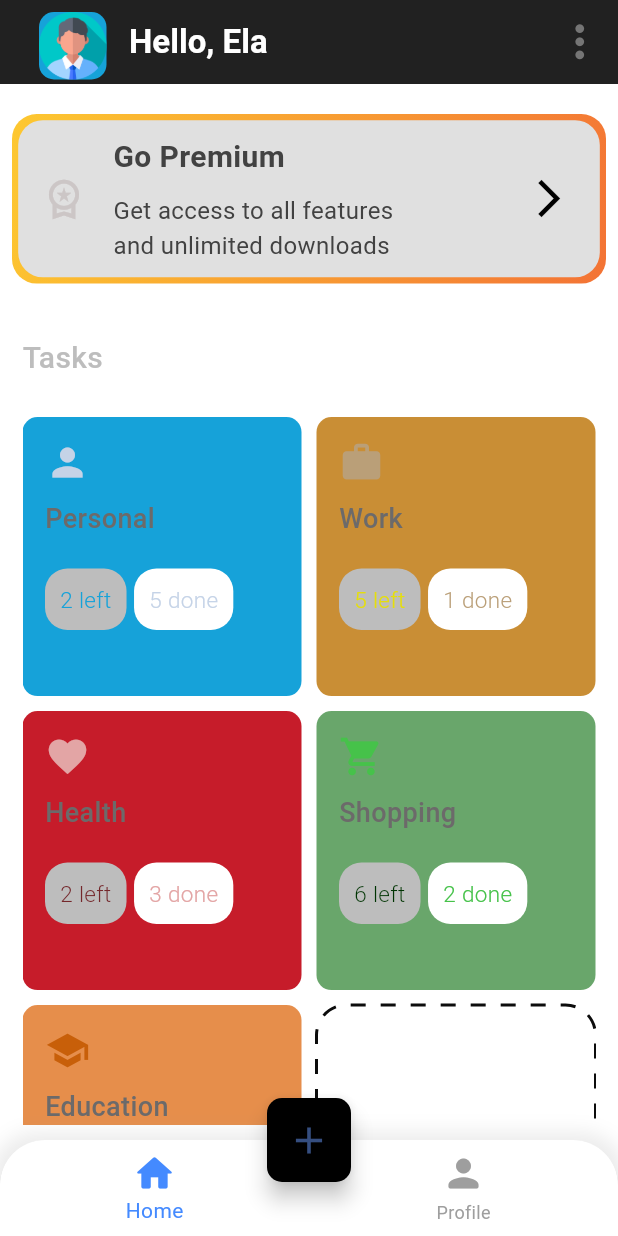
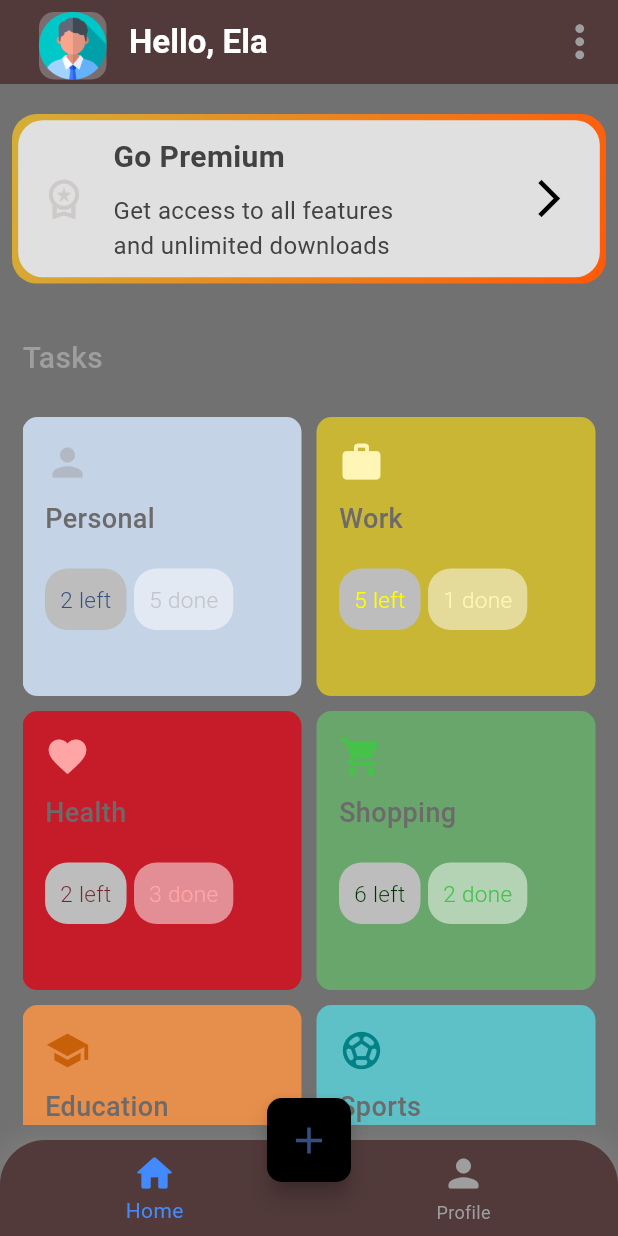
Before and after one commit to Ela-El-maker/My-Task-Manager, a Flutter app: the screen it shows after launch, on a phone screen of 412 x 824 dp. Run offline on Flutter 3.47's test engine with Material 3 defaults, Android fonts, the phone set to English and light mode, and no system bars; drawn by our look-alikes of dotted_border; missing offline and left inert: colorful_safe_area.

Commit message:
More_Vert Icon

```diff
--- a/lib/app_constraints/constant.dart
+++ b/lib/app_constraints/constant.dart
@@ -1,23 +1,105 @@
 import 'package:flutter/material.dart';
 
-const Color kYellowLight = Color.fromARGB(255, 186, 159, 120);
-const Color kYellowDark = Color.fromARGB(255, 201, 142, 53);
-const Color kYellow = Color.fromARGB(255, 229, 222, 12);
+const Color kYellowLight = Color(0xFFFFF5B6);
+const Color kYellowDark = Color(0xFFC9B635);
+const Color kYellow = Color(0xFFFFFE01); // Adjusted alpha channel
 
-const Color kBlueLight = Color.fromARGB(255, 197, 211, 231);
-const Color kBlueDark = Color.fromARGB(255, 53, 78, 128);
-const Color kBlue = Color.fromARGB(255, 22, 162, 217);
+const Color kBlueLight = Color(0xFFC5D3E7);
+const Color kBlueDark = Color(0xFF354E80);
+const Color kBlue = Color(0x80A0A0A4); // Adjusted alpha channel
 
-const Color kRed = Color.fromARGB(255, 198, 28, 42);
-const Color kRedDark = Color.fromARGB(255, 116, 39, 43);
-const Color kRedLight = Color.fromARGB(255, 227, 165, 165);
+const Color kRed = Color(0xFFC61C2A);
+const Color kRedDark = Color(0xFF74272B);
+const Color kRedLight = Color(0xFFFFA5A5); // Adjusted alpha channel
 
-const Color kWhite = Colors.white;
+const Color kWhite = Color(0x80FFFFFF); // Adjusted alpha channel
 
-const Color kDark = Color.fromARGB(255, 22, 20, 20);
+const Color kDark = Color(0xFF523A3A);
+
+const Color kBlueLight2 = Color(0xFF5DC1C7);
+const Color kBlueDark2 = Color(0xFF028187);
+const Color kBlue2 = Color(0xFF002426);
+
+const Color kPurpleLight2 = Color(0xFFC26BD9);
+const Color kPurpleDark2 = Color(0xFF8E2594);
+const Color kPurple2 = Color(0xFF400060);
+
+const Color kBrownLight = Color(0xFFF0BC80);
+const Color kBrownDark = Color(0xFFD98A49);
+const Color kBrown = Color(0xFF613800);
+
+const Color kGreyLight2 = Color(0xFF9D9DD6);
+const Color kGreyDark2 = Color(0xFF6969B5);
+const Color kGrey2 = Color(0xFF17174F);
+
+const Color kGreenLight = Color(0xFFA8E6CF);
+const Color kGreenDark = Color(0xFF6D214F);
+const Color kGreen = Color(0xFF1A936F);
+
+const Color kOrangeLight = Color(0xFFF9D89C);
+const Color kOrangeDark = Color(0xFFBE4C39);
+const Color kOrange = Color(0xFFFF7400);
+
+const Color kPinkLight = Color(0xFFFEC8D8);
+const Color kPinkDark = Color(0xFF830C50);
+const Color kPink = Color(0xFFE63946);
+
+const Color kCyanLight = Color(0xFFC4F1F9);
+const Color kCyanDark = Color(0xFF1D2B64);
+const Color kCyan = Color(0xFF0F4C75);
+
+const Color kTealLight = Color(0xFF80CBC4);
+const Color kTealDark = Color(0xFF004D40);
+const Color kTeal = Color(0xFF00796B);
+
+const Color kLavenderLight = Color(0xFFE1BEE7);
+const Color kLavenderDark = Color(0xFF6A1B9A);
+const Color kLavender = Color(0xFF8E24AA);
+
+const Color kAmberLight = Color(0xFFFFD54F);
+const Color kAmberDark = Color(0xFFE65100);
+const Color kAmber = Color(0xFFFFAB00);
+
+const Color kIndigoLight = Color(0xFF7986CB);
+const Color kIndigoDark = Color(0xFF1A237E);
+const Color kIndigo = Color(0xFF303F9F);
+
+const Color kSunsetOrange = Color(0xFFFF5A09);
+const Color kNeonGreen = Color(0xFF39FF14);
+const Color kElectricBlue = Color(0xFF7DF9FF);
+const Color kLaserPink = Color(0xFFFF30F7);
+const Color kGalacticPurple = Color(0xFFB01FFF);
+
+const Color kTealLight1 = Color(0xFF64DFDF);
+const Color kTealDark1 = Color(0xFF00494A);
+const Color kTeal1 = Color(0xFF008080);
+
+const Color kLavenderLight1 = Color(0xFFC7B2DE);
+const Color kLavenderDark1 = Color(0xFF6C3483);
+const Color kLavender1 = Color(0xFFA569BD);
+
+const Color kMagentaLight = Color(0xFFF5A9BC);
+const Color kMagentaDark = Color(0xFF61210B);
+const Color kMagenta = Color(0xFFFD3A4A);
+
+const Color kGoldLight = Color(0xFFFFD700);
+const Color kGoldDark = Color(0xFFCFB53B);
+const Color kGold = Color(0xFFD4AF37);
+
 
 class MyThemeColor {
-  static const Color backgroundColor = Colors.black45;
-  static const Color textColor = Colors.white;
-  static const Color subTextColor = Color(0xFFC6C6C6);
+  static const Color backgroundColor = Color(0x802E2E2E); // Adjusted alpha channel
+  static const Color textColor = Color(0xD9FFFFFF); // Adjusted alpha channel
+  static const Color subTextColor = Color(0x99C6C6C6); // Adjusted alpha channel
+
+  static const Color tealColor = Color(0xFF008080); // New color
+  static const Color lavenderColor = Color(0xFFA569BD); // New color
+  static const Color magentaColor = Color(0xFFFD3A4A); // New color
+  static const Color goldColor = Color(0xFFD4AF37); // New color
+
+  static const Color sunsetOrange = Color(0xFFFF5A09);
+  static const Color neonGreen = Color(0xFF39FF14);
+  static const Color electricBlue = Color(0xFF7DF9FF);
+  static const Color laserPink = Color(0xFFFF30F7);
+  static const Color galacticPurple = Color(0xFFB01FFF);
 }
--- a/lib/app_constraints/tasks.dart
+++ b/lib/app_constraints/tasks.dart
@@ -12,6 +12,7 @@ class Tasks extends StatelessWidget {
   @override
   Widget build(BuildContext context) {
     return Container(
+
       padding: const EdgeInsets.symmetric(
         horizontal: 15,
         vertical: 10,
--- a/lib/main.dart
+++ b/lib/main.dart
@@ -1,6 +1,7 @@
 // main.dart
 import 'package:flutter/material.dart';
 import 'package:flutter/services.dart';
+import 'package:taskify/screens/MenuPage.dart';
 import 'package:taskify/screens/homePage.dart';
 
 void main() {
@@ -25,10 +26,14 @@ class MyApp extends StatelessWidget {
         colorScheme: ColorScheme.fromSwatch(
           primarySwatch: Colors.blue,
         ).copyWith(
-          secondary: Colors.blueAccent,
+          secondary: const Color.fromARGB(255, 205, 209, 217),
         ),
         useMaterial3: true,
       ),
+      routes: {
+        '/my_home-page':(context) => MyHomePage(),
+        '/menu_page':(context) => menuPage(),
+      },
       home: const MyHomePage(),
     );
   }
--- a/lib/models/taskModel.dart
+++ b/lib/models/taskModel.dart
@@ -26,9 +26,9 @@ class Task {
       Task(
         icon: Icons.person,
         title: 'Personal',
-        bgColor: kBlue,
-        iconColor: kBlueLight,
-        btnColor: kBlue,
+        bgColor: kBlueLight,
+        iconColor: kBlue,
+        btnColor: kBlueDark,
         left: 2,
         done: 5,
         isLast: false,
@@ -74,6 +74,60 @@ class Task {
         done: 3,
         isLast: false,
       ),
+      Task(
+        icon: Icons.sports_soccer,
+        title: 'Sports',
+        bgColor: Color.fromARGB(255, 93, 193, 199),
+        iconColor: Color.fromARGB(255, 2, 129, 135),
+        btnColor: Color.fromARGB(255, 0, 36, 38),
+        left: 3,
+        done: 2,
+        isLast: false,
+      ),
+
+      Task(
+        icon: Icons.music_note,
+        title: 'Music',
+        bgColor: Color.fromARGB(255, 194, 107, 217),
+        iconColor: Color.fromARGB(255, 142, 37, 148),
+        btnColor: Color.fromARGB(255, 64, 0, 97),
+        left: 5,
+        done: 3,
+        isLast: false,
+      ),
+
+      Task(
+        icon: Icons.local_cafe,
+        title: 'Hobby',
+        bgColor: Color.fromARGB(255, 240, 188, 128),
+        iconColor: Color.fromARGB(255, 217, 138, 73),
+        btnColor: Color.fromARGB(255, 97, 56, 0),
+        left: 2,
+        done: 1,
+        isLast: false,
+      ),
+
+      Task(
+        icon: Icons.family_restroom,
+        title: 'Family',
+        bgColor: Color.fromARGB(255, 157, 157, 214),
+        iconColor: Color.fromARGB(255, 105, 105, 181),
+        btnColor: Color.fromARGB(255, 23, 23, 80),
+        left: 4,
+        done: 2,
+        isLast: false,
+      ),
+
+      Task(
+        icon: Icons.directions_bike,
+        title: 'Fitness',
+        bgColor: Color.fromARGB(255, 125, 206, 160),
+        iconColor: Color.fromARGB(255, 34, 139, 87),
+        btnColor: Color.fromARGB(255, 0, 58, 18),
+        left: 3,
+        done: 2,
+        isLast: true,
+      ),
 
     ];
   }
--- a/lib/screens/homePage.dart
+++ b/lib/screens/homePage.dart
@@ -1,12 +1,12 @@
 import 'package:flutter/material.dart';
 import 'package:taskify/app_constraints/constant.dart';
-import 'package:taskify/models/taskModel.dart';
+import 'package:taskify/screens/MenuPage.dart';
 import 'package:taskify/screens/premium.dart';
 import 'package:taskify/screens/profilePage.dart';
 import 'package:taskify/app_constraints/tasks.dart';
 
 class MyHomePage extends StatefulWidget {
-  const MyHomePage({super.key});
+  const MyHomePage({Key? key}) : super(key: key);
 
   @override
   State<MyHomePage> createState() => _MyHomePageState();
@@ -21,7 +21,7 @@ class _MyHomePageState extends State<MyHomePage> {
   @override
   Widget build(BuildContext context) {
     return Scaffold(
-      appBar: _buildAppBar(),
+      appBar: _buildAppBar(context),
       bottomNavigationBar: Container(
         decoration: BoxDecoration(
           borderRadius: const BorderRadius.only(
@@ -34,14 +34,15 @@ class _MyHomePageState extends State<MyHomePage> {
               blurRadius: 10,
               spreadRadius: 5,
             ),
-            ]),
+          ],
+        ),
         child: ClipRRect(
           borderRadius: const BorderRadius.only(
             topLeft: Radius.circular(30),
             topRight: Radius.circular(30),
           ),
           child: BottomNavigationBar(
-            backgroundColor: kWhite,
+            backgroundColor: kDark, // Dark mode background color
             selectedItemColor: Colors.blueAccent,
             unselectedItemColor: Colors.grey,
             items: const [
@@ -64,7 +65,9 @@ class _MyHomePageState extends State<MyHomePage> {
               setState(() {
                 activeIndex = index;
                 // _currentIndex = index;
-              });
+
+              }
+            );
             },
           ),
         ),
@@ -83,18 +86,19 @@ class _MyHomePageState extends State<MyHomePage> {
       ),
       floatingActionButtonLocation: FloatingActionButtonLocation.centerDocked,
       body: _pages[activeIndex],
+      backgroundColor:
+          Color.fromARGB(190, 65, 65, 66), // Dark mode background color
     );
   }
 }
 
-AppBar _buildAppBar() {
+AppBar _buildAppBar(BuildContext context) {
   return AppBar(
-    backgroundColor: Colors.grey[900],
-    //Image for the background image in the background of the app bar
+    backgroundColor: kDark, // Dark mode background color
     title: Row(
       children: <Widget>[
         Container(
-          margin: EdgeInsets.only(
+          margin: const EdgeInsets.only(
             left: 10,
             top: 5,
             // bottom: 5,
@@ -110,13 +114,13 @@ AppBar _buildAppBar() {
             child: Image.asset('assets/images/ela.png'),
           ),
         ),
-        SizedBox(
+        const SizedBox(
           width: 15,
         ),
-        Text(
+        const Text(
           "Hello, Ela",
           style: TextStyle(
-            color: const Color.fromARGB(255, 255, 255, 255),
+            color: Colors.white,
             fontSize: 22,
             fontWeight: FontWeight.bold,
           ),
@@ -125,10 +129,15 @@ AppBar _buildAppBar() {
     ),
     actions: <Widget>[
       IconButton(
-        onPressed: () {},
-        icon: Icon(
+        onPressed: () {
+          Navigator.pushNamed(
+            context,
+            '/menu_page',
+          );
+        },
+        icon: const Icon(
           Icons.more_vert,
-          color: Colors.grey.shade600,
+          color: Colors.grey,
           size: 35,
         ),
       ),
@@ -145,21 +154,23 @@ class HomePage extends StatelessWidget {
       crossAxisAlignment: CrossAxisAlignment.start,
       children: [
         Padding(
-          padding: EdgeInsets.symmetric(horizontal: 8.0, vertical: 20.0),
-          child: GoPremium(),
+          padding: const EdgeInsets.symmetric(horizontal: 8.0, vertical: 20.0),
+          child: const GoPremium(),
         ),
         Container(
-          padding: EdgeInsets.all(15),
-          child: Text(
+          padding: const EdgeInsets.all(15),
+          child: const Text(
             "Tasks",
             style: TextStyle(
-              color: Colors.grey[400],
+              color: Colors.grey,
               fontSize: 20,
               fontWeight: FontWeight.w500,
             ),
           ),
         ),
-        Expanded(child: Tasks()),
+        Expanded(
+          child: Tasks(),
+        ),
       ],
     );
   }
--- a/lib/screens/premium.dart
+++ b/lib/screens/premium.dart
@@ -31,8 +31,8 @@ class _GoPremiumState extends State<GoPremium> {
             gradient: const LinearGradient(
 
               colors: [
-                Color(0xFFFDC830),
-                Color(0xFFF37335),
+                Color(0xFFD4AF37),
+                Color(0xFFFF5A09),
               ],
               begin: Alignment.topLeft,
               end: Alignment.bottomRight,
--- a/pubspec.yaml
+++ b/pubspec.yaml
@@ -30,7 +30,9 @@ environment:
 dependencies:
   flutter:
     sdk: flutter
-
+  floating_frosted_bottom_bar: ^0.0.1
+  get: ^4.6.6
+  colorful_safe_area: ^1.0.0
 
   # The following adds the Cupertino Icons font to your application.
   # Use with the CupertinoIcons class for iOS style icons.
```
Also changed, not shown: lib/components/upperHeader.dart (added, +40 -0 lines), lib/screens/MenuPage.dart (added, +101 -0 lines), lib/screens/profilePage.dart (+11 -2 lines), pubspec.lock. Lines whose indentation alone changed are shown as unchanged.
